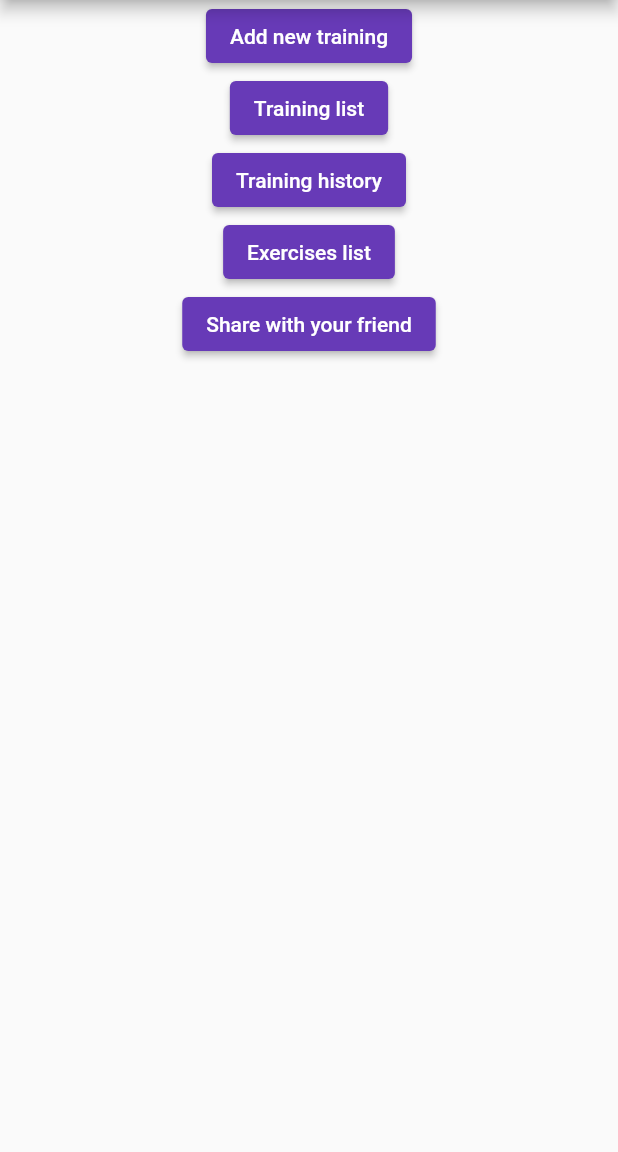
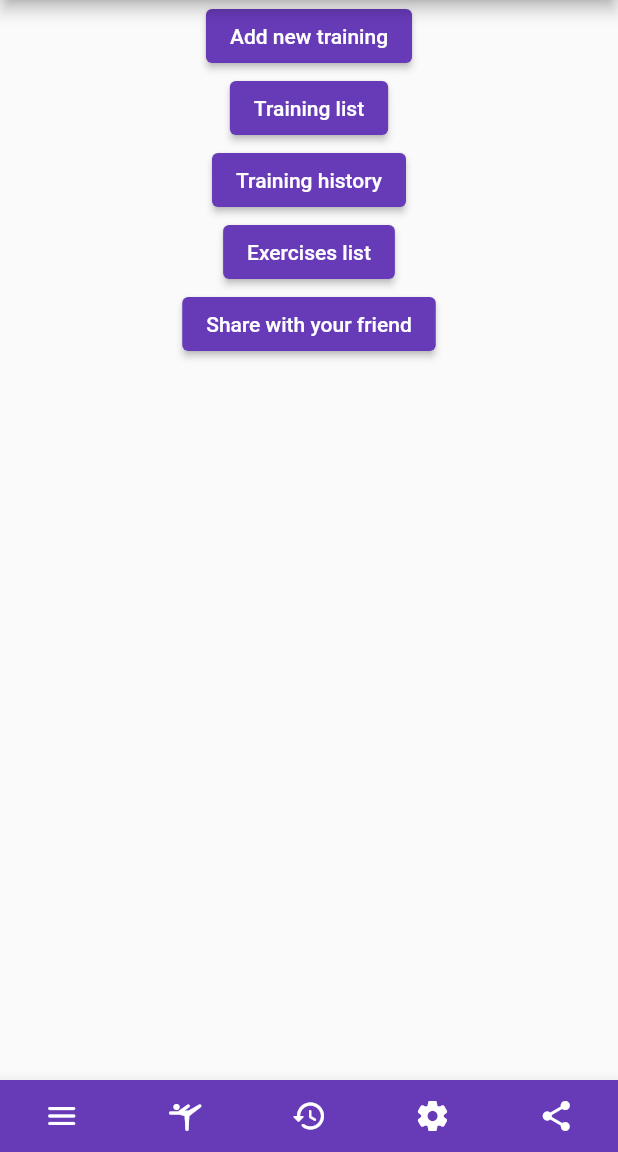
Before and after one commit to Meleciusz/Shaptif, a Flutter app: the screen it shows after launch, on a phone screen of 412 x 824 dp, the part 84-1236 px from its top. Run offline on Flutter 3.47's test engine with Material 2 defaults, Android fonts, the phone set to English and light mode, and no system bars.

Commit message:
Bottom bar

```diff
--- /dev/null
+++ b/shaptif/lib/CustomAppBar.dart
@@ -0,0 +1,54 @@
+import 'package:flutter/material.dart';
+
+class BasicBottomAppBar extends StatelessWidget {
+  const BasicBottomAppBar({Key? key}) : super(key: key);
+
+  @override
+  Widget build(BuildContext context) {
+    return BottomAppBar(
+      color: Colors.deepPurple,
+      child: IconTheme(
+        data: IconThemeData(color: Theme.of(context).colorScheme.onPrimary),
+        child: Row(
+          children: <Widget>[
+            Expanded(
+              child: IconButton(
+                tooltip: 'Excercise list',
+                icon: const Icon(Icons.menu_rounded),
+                onPressed: () {},
+              ),
+            ),
+            Expanded(
+              child: IconButton(
+                tooltip: 'Training list',
+                icon: const Icon(Icons.sports_gymnastics_rounded),
+                onPressed: () {},
+              ),
+            ),
+            Expanded(
+              child: IconButton(
+                tooltip: 'History',
+                icon: const Icon(Icons.history_rounded),
+                onPressed: () {},
+              ),
+            ),
+            Expanded(
+              child: IconButton(
+                tooltip: 'Settings',
+                icon: const Icon(Icons.settings_rounded),
+                onPressed: () {},
+              ),
+            ),
+            Expanded(
+              child: IconButton(
+                tooltip: 'Share',
+                icon: const Icon(Icons.share_rounded),
+                onPressed: () {},
+              ),
+            ),
+          ],
+        ),
+      ),
+    );
+  }
+}
--- a/shaptif/lib/main.dart
+++ b/shaptif/lib/main.dart
@@ -1,4 +1,5 @@
 import 'package:flutter/material.dart';
+import 'package:shaptif/CustomAppBar.dart';
 import 'package:shaptif/Exercise.dart';
 import 'package:shaptif/History.dart';
 import 'package:shaptif/NewTraining.dart';
@@ -137,7 +138,9 @@ class _MyHomePageState extends State<MyHomePage> {
         // center the children vertically; the main axis here is the vertical
         // axis because Columns are vertical (the cross axis would be
         // horizontal).
-      ), // This trailing comma makes auto-formatting nicer for build methods.
+      ),
+      bottomNavigationBar:
+          BasicBottomAppBar(), // This trailing comma makes auto-formatting nicer for build methods.
     );
   }
 }
```
